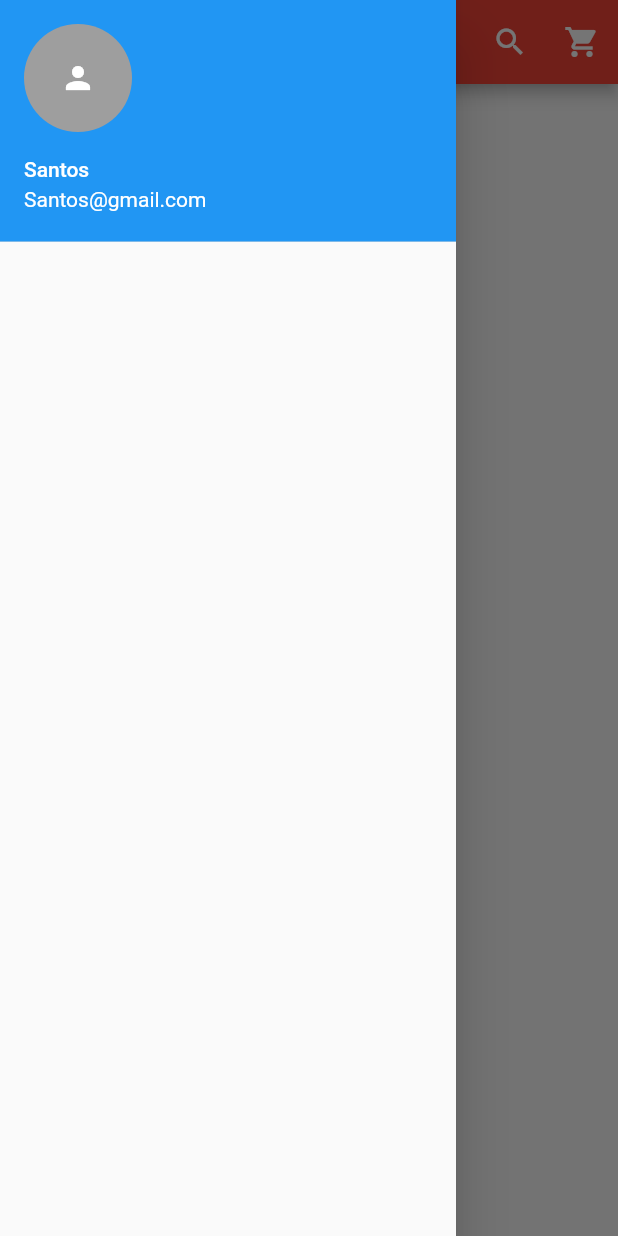
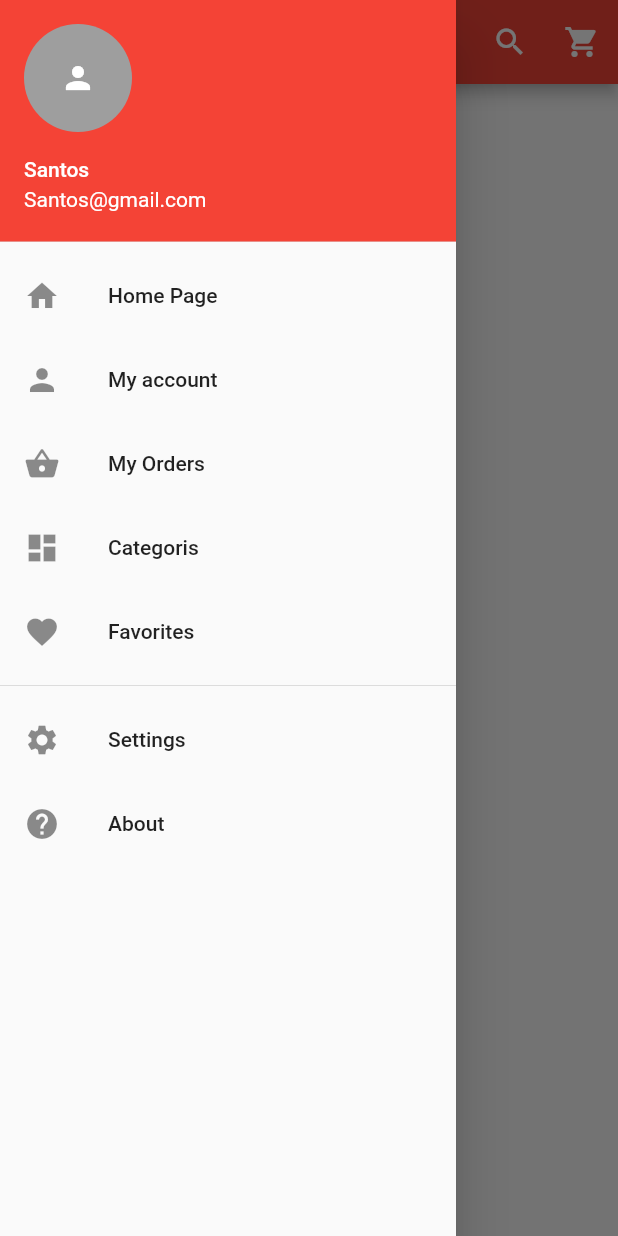
Before and after one commit to Hodosov/e-commerce, a Flutter app: the screen it shows after launch, with the side drawer open, on a phone screen of 412 x 824 dp. Run offline on Flutter 3.47's test engine with Material 2 defaults, Android fonts, the phone set to English and light mode, and no system bars.

Commit message:
add links in drawer

```diff
--- a/lib/main.dart
+++ b/lib/main.dart
@@ -48,6 +48,57 @@ class _HomePageState extends State<HomePage> {
                   ),
                 ),
               ),
+              decoration: const BoxDecoration(color: Colors.red),
+            ),
+            InkWell(
+              onTap: () {},
+              child: const ListTile(
+                title: Text("Home Page"),
+                leading: Icon(Icons.home),
+              ),
+            ),
+            InkWell(
+              onTap: () {},
+              child: const ListTile(
+                title: Text("My account"),
+                leading: Icon(Icons.person),
+              ),
+            ),
+            InkWell(
+              onTap: () {},
+              child: const ListTile(
+                title: Text("My Orders"),
+                leading: Icon(Icons.shopping_basket),
+              ),
+            ),
+            InkWell(
+              onTap: () {},
+              child: const ListTile(
+                title: Text("Categoris"),
+                leading: Icon(Icons.dashboard),
+              ),
+            ),
+            InkWell(
+              onTap: () {},
+              child: const ListTile(
+                title: Text("Favorites"),
+                leading: Icon(Icons.favorite),
+              ),
+            ),
+            const Divider(),
+              InkWell(
+              onTap: () {},
+              child: const ListTile(
+                title: Text("Settings"),
+                leading: Icon(Icons.settings),
+              ),
+            ),
+              InkWell(
+              onTap: () {},
+              child: const ListTile(
+                title: Text("About"),
+                leading: Icon(Icons.help),
+              ),
             ),
           ],
         ),
```
